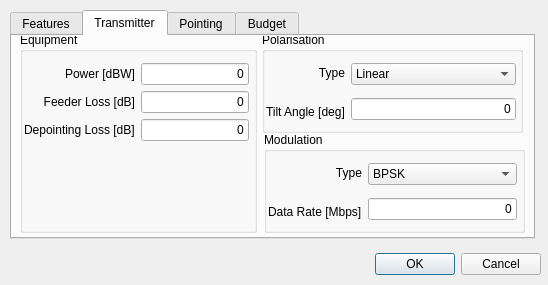
Old version of the form sta-src/Payloads/transmitterPayloadDialog.ui in the repository Dwarf-Planet-Project/SpaceDesignTool.
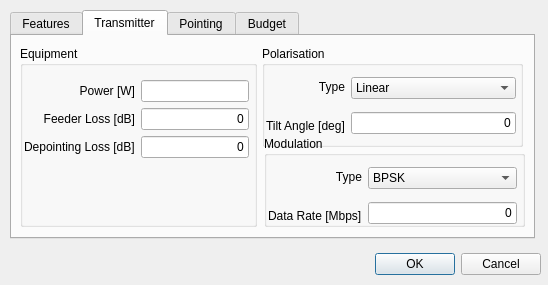
New version of the form. The open tabs and pages were chosen to show the change.

Commit message: New schema with some more variables and some changes in the transmitter/receiver classes.

```diff
--- a/sta-src/Payloads/transmitterPayloadDialog.ui
+++ b/sta-src/Payloads/transmitterPayloadDialog.ui
@@ -267,7 +267,7 @@
      <property name="geometry">
       <rect>
        <x>250</x>
-       <y>-4</y>
+       <y>10</y>
        <width>261</width>
        <height>101</height>
       </rect>
@@ -346,9 +346,9 @@
      <property name="geometry">
       <rect>
        <x>252</x>
-       <y>96</y>
+       <y>100</y>
        <width>261</width>
-       <height>101</height>
+       <height>91</height>
       </rect>
      </property>
      <property name="title">
@@ -450,9 +450,9 @@
      <property name="geometry">
       <rect>
        <x>8</x>
-       <y>-4</y>
+       <y>10</y>
        <width>237</width>
-       <height>201</height>
+       <height>181</height>
       </rect>
      </property>
      <property name="title">
@@ -464,7 +464,7 @@
         <x>4</x>
         <y>24</y>
         <width>225</width>
-        <height>92</height>
+        <height>99</height>
        </rect>
       </property>
       <layout class="QVBoxLayout" name="verticalLayout_9">
@@ -475,7 +475,7 @@
            <item>
             <widget class="QLabel" name="PowerLabel">
              <property name="text">
-              <string>Power [dBW]</string>
+              <string>Power [W]</string>
              </property>
              <property name="alignment">
               <set>Qt::AlignRight|Qt::AlignTrailing|Qt::AlignVCenter</set>
@@ -512,7 +512,7 @@
               </size>
              </property>
              <property name="text">
-              <string>0</string>
+              <string/>
              </property>
              <property name="alignment">
               <set>Qt::AlignRight|Qt::AlignTrailing|Qt::AlignVCenter</set>
```
Left out of the diff: 16 changed lines with no effect on the pictures. The commit also changes 9 other files.
